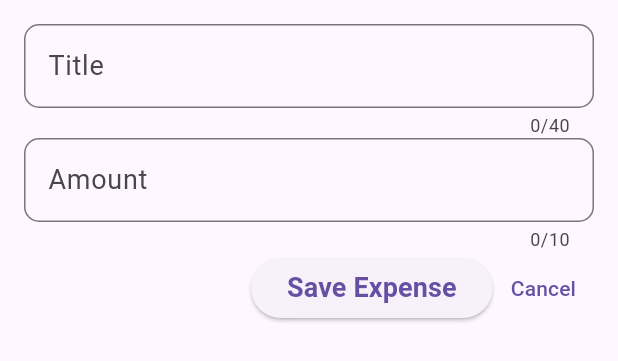
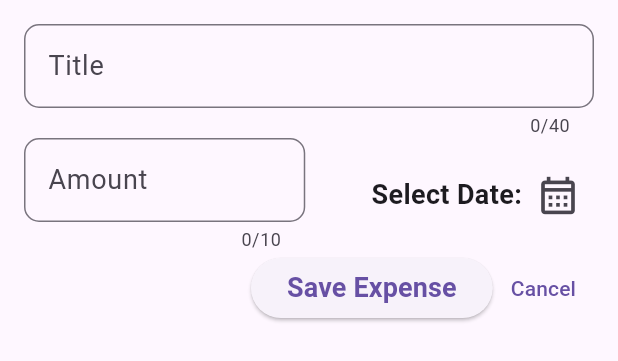
Before and after one commit to Sahilkumr/ExpensesApp, a Flutter app: the NewExpense widget shown alone on an empty page, opened directly, on a phone screen of 412 x 824 dp. Shown: the top 361 px of the screen. Run offline on Flutter 3.47's test engine with Material 3 defaults, Android fonts, the phone set to English and light mode, and no system bars.

Commit message:
Date Picker In New Expense

```diff
--- a/lib/widgets/new_expense.dart
+++ b/lib/widgets/new_expense.dart
@@ -1,3 +1,5 @@
+import 'dart:ui';
+
 import 'package:flutter/material.dart';
 import 'package:flutter/services.dart';
 
@@ -24,6 +26,7 @@ class _NewExpenseState extends State<NewExpense> {
       padding: const EdgeInsets.all(16),
       child: Column(
         children: [
+          //Title TextField
           TextField(
             controller: _titleControler,
             maxLength: 40,
@@ -34,20 +37,55 @@ class _NewExpenseState extends State<NewExpense> {
               labelStyle: TextStyle(fontSize: 18),
             ),
           ),
-          TextField(
+          Row(
+            children: [
+              //Amount TextField
+              Expanded(
+                child: TextField(
                   controller: _amountControler,
                   maxLength: 10,
-            keyboardType: const TextInputType.numberWithOptions(decimal: true),
+                  keyboardType:
+                      const TextInputType.numberWithOptions(decimal: true),
                   decoration: const InputDecoration(
                     border: OutlineInputBorder(
                         borderRadius: BorderRadius.all(Radius.circular(10))),
+                    prefix: Text('\$ '),
                     label: Text('Amount'),
                     labelStyle: TextStyle(fontSize: 18),
                   ),
                 ),
+              ),
+              const SizedBox(
+                width: 5,
+              ),
+              Expanded(
+                child: Row(
+                  mainAxisAlignment: MainAxisAlignment.end,
+                  crossAxisAlignment: CrossAxisAlignment.center,
+                  children: [
+                    //Date Picker
+                    const Text(
+                      'Select Date:',
+                      style:
+                          TextStyle(fontSize: 18, fontWeight: FontWeight.bold),
+                    ),
+                    IconButton(
+                      onPressed: () {},
+                      icon: const Icon(
+                        Icons.calendar_month_outlined,
+                        size: 30,
+                      ),
+                    ),
+                  ],
+                ),
+              )
+            ],
+          ),
+
           Row(
             mainAxisAlignment: MainAxisAlignment.end,
             children: [
+              //Save Expense Btn
               ElevatedButton(
                 onPressed: () {
                   print(_titleControler.text);
@@ -58,6 +96,7 @@ class _NewExpenseState extends State<NewExpense> {
                   style: TextStyle(fontSize: 18, fontWeight: FontWeight.bold),
                 ),
               ),
+              //Cancel Btn
               TextButton(
                   onPressed: () {
                     Navigator.pop(context);
@@ -67,7 +106,6 @@ class _NewExpenseState extends State<NewExpense> {
                   )),
             ],
           ),
-
         ],
       ),
     );
```
Lines whose indentation alone changed are shown as unchanged.
